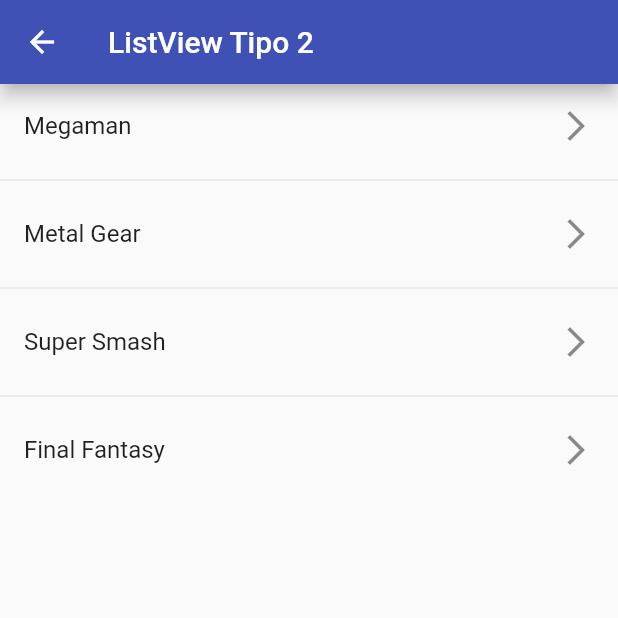
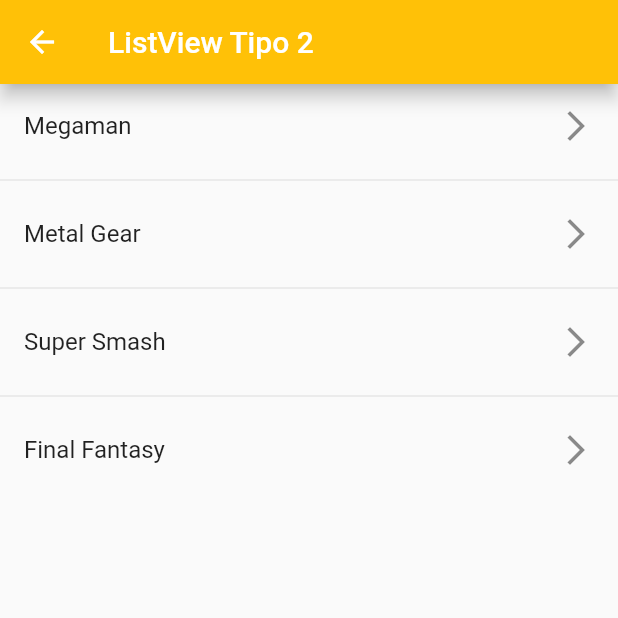
Before and after one commit to vaguilarrebolledo/componentes_flutter, a Flutter app: the Listview2Screen screen opened by its route, on a phone screen of 412 x 824 dp, the top half of it. Run offline on Flutter 3.47's test engine with Material 2 defaults, Android fonts, the phone set to English and light mode, and no system bars.

Commit message:
creando thema y configuracion basica para colores y constantes globales

```diff
--- /dev/null
+++ b/lib/models/menu_option.dart
@@ -0,0 +1,17 @@
+import 'package:flutter/material.dart' show IconData, Widget;
+
+class MenuOption {
+  final String route;
+  final IconData icon;
+  final String name;
+  final Widget screen;
+
+  MenuOption(
+    {
+      required this.route,
+      required this.icon,
+      required this.name,
+      required this.screen
+      }
+    );
+}
--- /dev/null
+++ b/lib/models/models.dart
@@ -0,0 +1 @@
+export 'package:fl_components/models/menu_option.dart';
--- /dev/null
+++ b/lib/router/app_routes.dart
@@ -0,0 +1,41 @@
+import 'package:fl_components/models/models.dart';
+import 'package:fl_components/screens/screens.dart';
+import 'package:flutter/material.dart';
+
+class AppRoutes {
+  static const initialRoute = 'home';
+
+  static final menuOptions = <MenuOption>[
+    // TODO; borrar home
+    MenuOption(route: 'home', name: 'Home Screen', screen: const HomeScreen(), icon: Icons.home_outlined),
+    MenuOption(route: 'Listview1', name: 'Listview tipo 1', screen: const Listview1Screen(), icon: Icons.list_alt),
+    MenuOption(route: 'Listview2', name: 'Listview tipo 2', screen: const Listview2Screen(), icon: Icons.list_alt_outlined),
+    MenuOption(route: 'alert', name: 'Alertas - Alerts', screen: const AlertScreen(), icon: Icons.admin_panel_settings_sharp),
+    MenuOption(route: 'card', name: 'Tarjetas - Cards', screen: const CardScreen(), icon: Icons.card_giftcard),
+  ];
+
+  static Map<String, Widget Function(BuildContext)> getAppRoutes(){
+
+    Map<String, Widget Function(BuildContext)> appRoutes = { };
+
+      for (final option in menuOptions ) {
+        appRoutes.addAll({option.route : (BuildContext context) =>  option.screen  });
+      }
+
+
+    return appRoutes;
+  }
+
+  // static Map<String, Widget Function(BuildContext)> routes = {
+  //   'home': (BuildContext context) => const HomeScreen(),
+  //   'listview1': (BuildContext context) => const Listview1Screen(),
+  //   'listview2': (BuildContext context) => const Listview2Screen(),
+  //   'alert': (BuildContext context) => const AlertScreen(),
+  //   'card': (BuildContext context) => const CardScreen(),
+  // };
+
+  static Route<dynamic> onGenerateRoute(RouteSettings settings) {
+    //print(settings);
+    return MaterialPageRoute(builder: (context) => const AlertScreen());
+  }
+}
--- a/lib/screens/listview2_screen.dart
+++ b/lib/screens/listview2_screen.dart
@@ -16,7 +16,7 @@ class Listview2Screen extends StatelessWidget {
         appBar: AppBar(
           title: const Text('ListView Tipo 2'),
           elevation: 5,
-          backgroundColor: Colors.indigo,
+          //backgroundColor: Colors.indigo,
         ),
         body: ListView.separated(
           itemCount: options.length, //numero de items (arreglo)
--- /dev/null
+++ b/lib/theme/app_theme.dart
@@ -0,0 +1,12 @@
+import 'package:flutter/material.dart';
+
+class AppTheme {
+  static const Color primary = Colors.amber;
+
+  static final ThemeData lightTheme = ThemeData.light().copyWith(
+    //color primario
+    primaryColor: Colors.indigo,
+    //appbar theme
+    appBarTheme: const AppBarTheme(color: primary, elevation: 0),
+  );
+}
```
Also changed, not shown: lib/main.dart (+7 -11 lines), lib/screens/home_screen.dart (+26 -6 lines).
